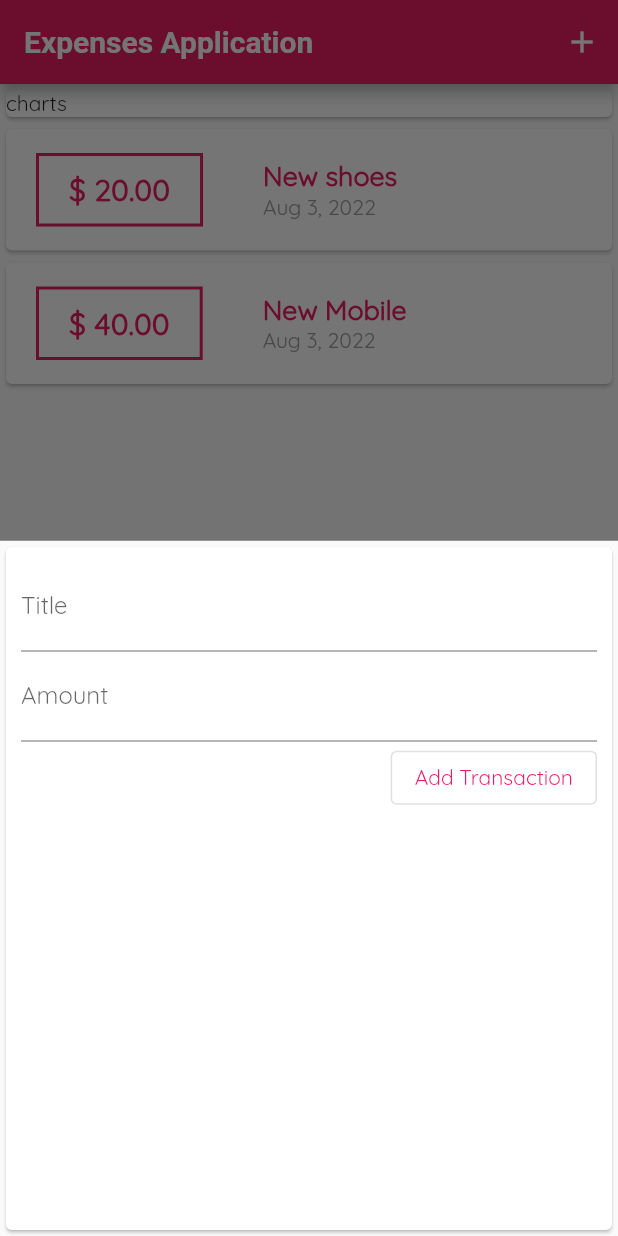
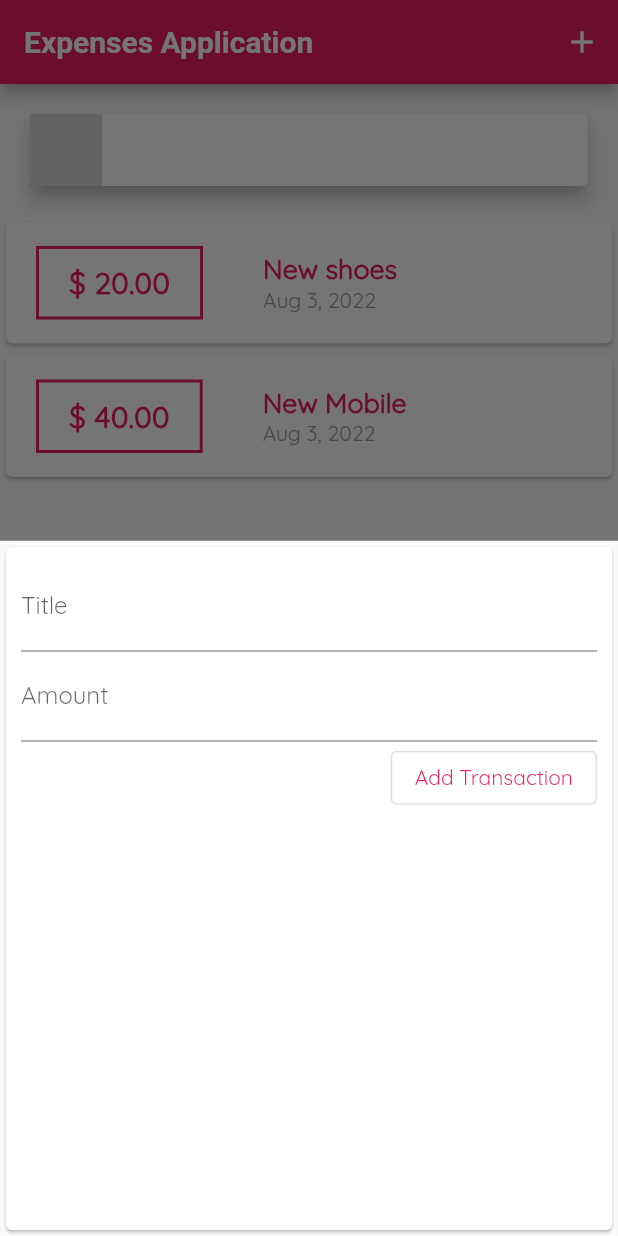
Before and after one commit to salmayaser/ExpenseTrackerFlutter, a Flutter app: the screen it shows after launch, after a tap on the "add" icon, on a phone screen of 412 x 824 dp. Run offline on Flutter 3.47's test engine with Material 2 defaults, Android fonts, the phone set to English and light mode, and no system bars; statements that could not run were skipped.

Commit message:
Adding chartbar

```diff
--- a/lib/main.dart
+++ b/lib/main.dart
@@ -1,3 +1,4 @@
+import 'package:expense/widgets/chart.dart';
 import 'package:expense/widgets/newTransaction.dart';
 import './widgets/transactionsList.dart';
 
@@ -36,6 +37,12 @@ class _MyHomePageState extends State {
     Transaction(id: 't2', title: 'New Mobile', amount: 40, date: DateTime.now())
   ];
 
+  List<Transaction> get recentTransactions {
+    return transactions.where((element) {
+      return element.date.isAfter(DateTime.now().subtract(Duration(days: 7)));
+    }).toList();
+  }
+
   @override
   Widget build(BuildContext ctx) {
     return Scaffold(
@@ -54,11 +61,9 @@ class _MyHomePageState extends State {
           crossAxisAlignment: CrossAxisAlignment.stretch,
           children: <Widget>[
             Container(
-              child: Card(
-                child: Text("charts"),
-              ),
+              child: Chart(recentTransactions),
             ),
-            TransactionsList(transactions)
+            TransactionsList(transactions),
           ],
         ),
       ),
--- a/lib/widgets/transactionsList.dart
+++ b/lib/widgets/transactionsList.dart
@@ -1,3 +1,4 @@
+import 'package:expense/widgets/chart.dart';
 import 'package:flutter/material.dart';
 import 'package:intl/intl.dart';
 import '../Models/transaction.model.dart';
@@ -8,7 +9,25 @@ class TransactionsList extends StatelessWidget {
 
   @override
   Widget build(BuildContext ctx) {
-    return Column(
+    return transactions.isEmpty
+        ? Column(
+            mainAxisAlignment: MainAxisAlignment.center,
+            children: [
+              Text(
+                'No Transactions added yet',
+                style: TextStyle(fontWeight: FontWeight.bold),
+              ),
+              Container(
+                padding: EdgeInsets.all(20),
+                height: 300,
+                child: Image.asset(
+                  'assets/images/waiting.png',
+                  fit: BoxFit.cover,
+                ),
+              )
+            ],
+          )
+        : Column(
             crossAxisAlignment: CrossAxisAlignment.start,
             children: <Widget>[
               ...transactions.map((trans) {
@@ -24,7 +43,10 @@ class TransactionsList extends StatelessWidget {
                     Container(
                       padding: EdgeInsets.symmetric(vertical: 10, horizontal: 0),
                       margin: EdgeInsets.symmetric(vertical: 10, horizontal: 20),
-                child: Column(mainAxisAlignment: MainAxisAlignment.spaceBetween, crossAxisAlignment: CrossAxisAlignment.start, children: [
+                      child: Column(
+                          mainAxisAlignment: MainAxisAlignment.spaceBetween,
+                          crossAxisAlignment: CrossAxisAlignment.start,
+                          children: [
                             Text(
                               trans.title,
                               style: TextStyle(color: Theme.of(ctx).primaryColor, fontWeight: FontWeight.bold, fontSize: 18),
@@ -34,7 +56,7 @@ class TransactionsList extends StatelessWidget {
                               style: TextStyle(color: Colors.grey),
                             )
                           ]),
-              )
+                    ),
                   ]),
                 ));
               }).toList()
--- a/pubspec.yaml
+++ b/pubspec.yaml
@@ -57,9 +57,8 @@ flutter:
   uses-material-design: true
 
   # To add assets to your application, add an assets section, like this:
-  # assets:
-  #   - images/a_dot_burr.jpeg
-  #   - images/a_dot_ham.jpeg
+  assets:
+    - assets/images/waiting.png
 
   # An image asset can refer to one or more resolution-specific "variants", see
   # https://flutter.dev/assets-and-images/#resolution-aware
```
Also changed, not shown: lib/widgets/chart-bar.dart (added, +42 -0 lines), assets/images/waiting.png (added). Lines whose indentation alone changed are shown as unchanged.
